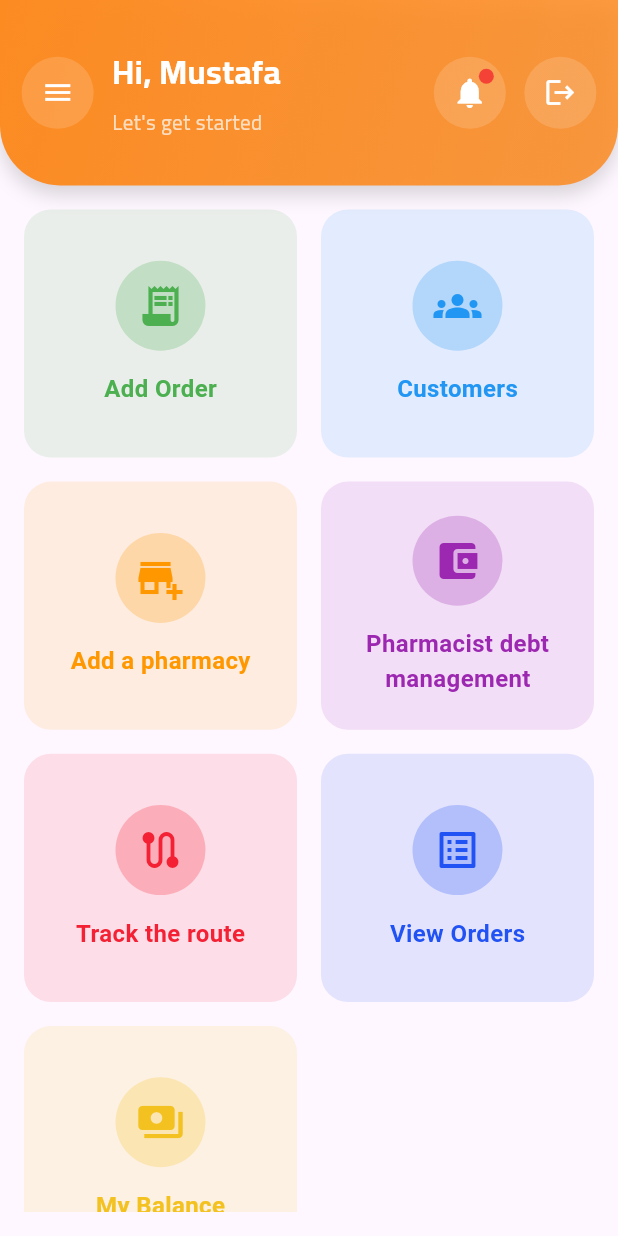
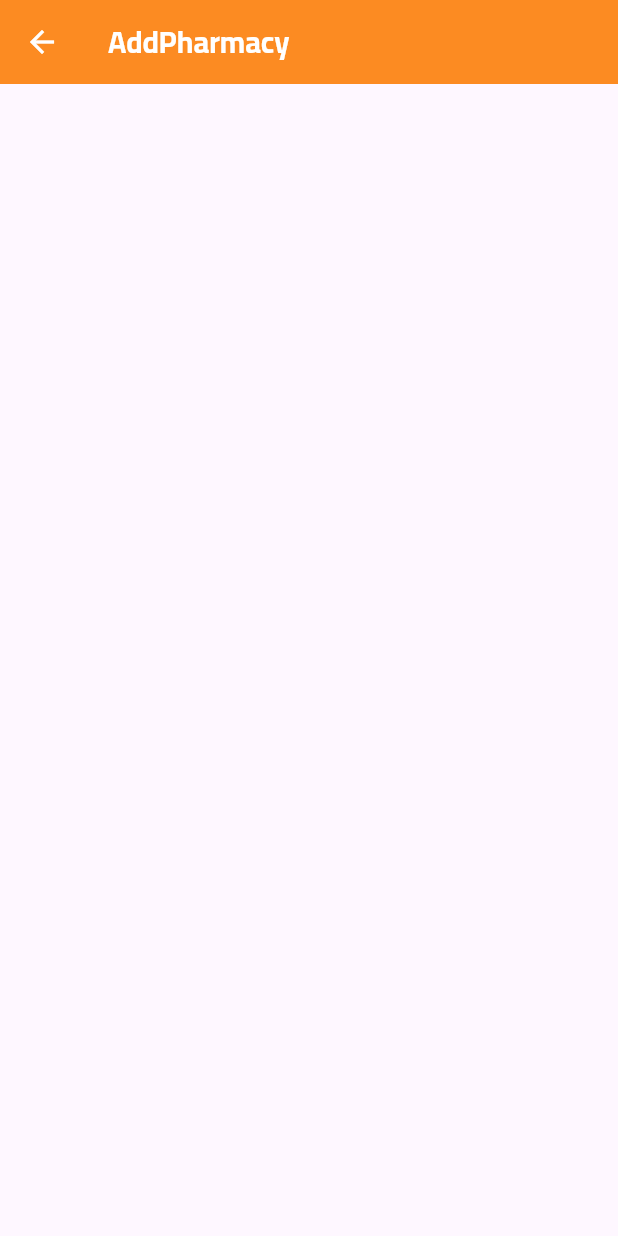
Before and after one commit to Mustafa-Sharaf/IntelliPharm, a Flutter app: the screen it shows after launch, after a tap on "Log In", after a tap on "Add a pharmacy", on a phone screen of 412 x 824 dp. Run offline on Flutter 3.47's test engine with Material 3 defaults, Android fonts, the light colour scheme and no system bars; our stand-ins replace get, get_storage.

Commit message:
Add darck mode

```diff
--- a/lib/app_theme/app_theme.dart
+++ b/lib/app_theme/app_theme.dart
@@ -6,7 +6,7 @@ class AppThemes {
   static final lightTheme = ThemeData.light().copyWith(
     textSelectionTheme: TextSelectionThemeData(
       cursorColor: AppColors.primaryColor,
-      selectionColor: Colors.green.withOpacity(0.4),
+      selectionColor: Colors.green.withValues(alpha: 0.4),
       selectionHandleColor: Colors.green,
     ),
   );
@@ -14,7 +14,7 @@ class AppThemes {
   static final darkTheme = ThemeData.dark().copyWith(
     textSelectionTheme: TextSelectionThemeData(
       cursorColor: AppColors.primaryColor,
-      selectionColor: Colors.green.withOpacity(0.4),
+      selectionColor: Colors.green.withValues(alpha: 0.4),
       selectionHandleColor: Colors.green,
     ),
 
--- a/lib/language/Language.dart
+++ b/lib/language/Language.dart
@@ -73,7 +73,7 @@ class MyLanguage implements Translations{
       "IntelliPharma": "إنتلي فارما",
       "Let's_get_started": "لنبدأ",
       "Add_Order": "إضافة طلب",
-      "Customers": "الصيادلة",
+      "Pharmacists": "الصيادلة",
       "Add_pharmacy": "إضافة صيدلية",
       "Pharmacist_debt_management": "إدارة ديون الصيادلة",
       "Track_the_route": "تتبع المسار",
--- a/lib/main.dart
+++ b/lib/main.dart
@@ -1,9 +1,14 @@
 import 'package:flutter/material.dart';
 import 'package:get/get.dart';
 import 'package:get_storage/get_storage.dart';
+import 'app_theme/app_theme.dart';
+import 'app_theme/theme_controller.dart';
 import 'language/Language.dart';
 import 'language/Language_Controller.dart';
+import 'modules/AddOrder/AddOrder_Screen.dart';
+import 'modules/AddPharmacy/AddPharmacy_Screen.dart';
 import 'modules/Home/Home_Screen.dart';
+import 'modules/Pharmacists/Pharmacists_Screen.dart';
 import 'modules/SignIn/SignIn_Screen.dart';
 import 'modules/Splash/Splash_Screen.dart';
 
@@ -11,6 +16,8 @@ void main()async {
   WidgetsFlutterBinding.ensureInitialized();
   await GetStorage.init();
   Get.put(MyLanguageController());
+  final themeController =Get.put(ThemeController());
+  themeController.loadThemeFromStorage();
   runApp( const MyApp());
 }
 
@@ -19,14 +26,21 @@ class MyApp extends StatelessWidget {
   @override
   Widget build(BuildContext context) {
     final myLanguageController = Get.find<MyLanguageController>();
+    final ThemeController themeController = Get.find();
     return GetMaterialApp(
       debugShowCheckedModeBanner: false,
       home:  SignInScreen(),
       locale:myLanguageController.intiLanguage.value,
       translations: MyLanguage(),
+      theme: AppThemes.lightTheme,
+      darkTheme: AppThemes.darkTheme,
+      themeMode: themeController.isDarkMode.value ? ThemeMode.dark : ThemeMode.light,
       getPages: [
         GetPage(name: '/signIn', page: ()=>const SignInScreen()),
         GetPage(name: '/homeScreen', page: ()=> HomeScreen()),
+        GetPage(name: '/pharmacistsScreen', page: ()=> PharmacistsScreen()),
+        GetPage(name: '/addPharmacyScreen', page: ()=> AddPharmacyScreen()),
+        GetPage(name: '/addOrderScreen', page: ()=> AddOrderScreen()),
 
       ],
     );
--- /dev/null
+++ b/lib/modules/AddPharmacy/AddPharmacy_Screen.dart
@@ -0,0 +1,26 @@
+import 'package:flutter/material.dart';
+import 'package:get/get.dart';
+import 'package:intellipharm/app_theme/AppColors.dart';
+
+class AddPharmacyScreen extends StatelessWidget {
+  const AddPharmacyScreen({super.key});
+
+  @override
+  Widget build(BuildContext context) {
+    return Scaffold(
+      appBar: AppBar(
+        backgroundColor: AppColors.primaryColor,
+        foregroundColor: AppColors.white,
+        title: Text(
+          "AddPharmacy".tr,
+          style: TextStyle(
+            fontSize: 20,
+            fontWeight: FontWeight.bold,
+            color: Colors.white,
+            fontFamily: 'Cairo',
+          ),
+        ),
+      ),
+    );
+  }
+}
--- a/lib/modules/Home/Home_Screen.dart
+++ b/lib/modules/Home/Home_Screen.dart
@@ -33,15 +33,15 @@ class HomeScreen extends StatelessWidget {
             ),
             HomeCard(
               icon: Icons.groups,
-              title: "Customers".tr,
+              title: "Pharmacists".tr,
               color: const Color(0xFF2196F3),
-              onTap: () => (),
+              onTap: () => Get.toNamed('/pharmacistsScreen'),
             ),
             HomeCard(
               icon: Icons.add_business,
               title: "Add_pharmacy".tr,
               color: const Color(0xFFFF9800),
-              onTap: () => (),
+              onTap: () => Get.toNamed('/addPharmacyScreen'),
             ),
             HomeCard(
               icon: Icons.account_balance_wallet,
```
Also changed, not shown: lib/Widgets/MenuHome.dart (+5 -3 lines), lib/modules/AddOrder/AddOrder_Screen.dart (added, +26 -0 lines), lib/modules/Pharmacists/Pharmacists_Screen.dart (added, +26 -0 lines), lib/modules/AddOrder/AddOrder_Controller.dart (added), lib/modules/AddOrder/AddOrder_Model.dart (added), lib/modules/AddPharmacy/AddPharmacy_Controller.dart (added), lib/modules/AddPharmacy/AddPharmacy_Model.dart (added), lib/modules/Pharmacists/Pharmacists_Controller.dart (added), lib/modules/Pharmacists/Pharmacists_Model.dart (added).
